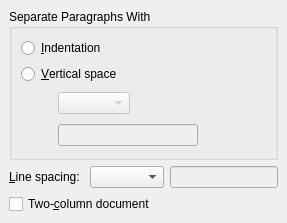
cburschka/lyx, file src/frontends/qt4/ui/TextLayoutUi.ui: the form before one commit.
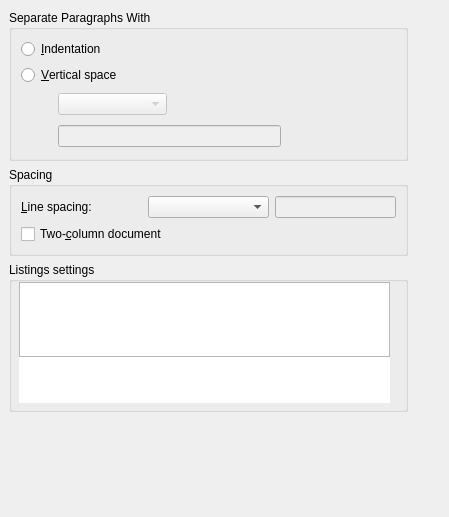
The form after the commit. Custom widgets are drawn as their Qt base class.

```diff
--- a/src/frontends/qt4/ui/TextLayoutUi.ui
+++ b/src/frontends/qt4/ui/TextLayoutUi.ui
@@ -8,61 +8,30 @@
    <rect>
     <x>0</x>
     <y>0</y>
-    <width>287</width>
-    <height>208</height>
+    <width>449</width>
+    <height>517</height>
    </rect>
   </property>
   <property name="windowTitle" >
    <string/>
   </property>
-  <layout class="QGridLayout" >
+  <widget class="QWidget" name="" >
+   <property name="geometry" >
+    <rect>
+     <x>9</x>
+     <y>10</y>
+     <width>399</width>
+     <height>511</height>
+    </rect>
+   </property>
+   <layout class="QVBoxLayout" >
    <property name="margin" >
-    <number>9</number>
+     <number>0</number>
    </property>
    <property name="spacing" >
     <number>6</number>
    </property>
-   <item row="1" column="2" >
-    <widget class="QLineEdit" name="lspacingLE" >
-     <property name="enabled" >
-      <bool>false</bool>
-     </property>
-     <property name="sizePolicy" >
-      <sizepolicy>
-       <hsizetype>1</hsizetype>
-       <vsizetype>0</vsizetype>
-       <horstretch>0</horstretch>
-       <verstretch>0</verstretch>
-      </sizepolicy>
-     </property>
-    </widget>
-   </item>
-   <item row="1" column="1" >
-    <widget class="QComboBox" name="lspacingCO" >
-     <property name="sizePolicy" >
-      <sizepolicy>
-       <hsizetype>5</hsizetype>
-       <vsizetype>0</vsizetype>
-       <horstretch>0</horstretch>
-       <verstretch>0</verstretch>
-      </sizepolicy>
-     </property>
-     <property name="duplicatesEnabled" >
-      <bool>false</bool>
-     </property>
-    </widget>
-   </item>
-   <item row="1" column="0" >
-    <widget class="QLabel" name="lspacingL" >
-     <property name="text" >
-      <string>&amp;Line spacing:</string>
-     </property>
-     <property name="buddy" >
-      <cstring>lspacingCO</cstring>
-     </property>
-    </widget>
-   </item>
-   <item row="0" column="0" colspan="3" >
+    <item>
     <widget class="QGroupBox" name="ButtonGroup6" >
      <property name="title" >
       <string>Separate Paragraphs With</string>
@@ -158,23 +127,77 @@
      </layout>
     </widget>
    </item>
-   <item row="3" column="0" colspan="3" >
-    <spacer>
-     <property name="orientation" >
-      <enum>Qt::Vertical</enum>
-     </property>
-     <property name="sizeType" >
-      <enum>QSizePolicy::Expanding</enum>
-     </property>
-     <property name="sizeHint" >
-      <size>
-       <width>20</width>
-       <height>20</height>
-      </size>
-     </property>
-    </spacer>
-   </item>
-   <item row="2" column="0" colspan="3" >
+    <item>
+     <widget class="QGroupBox" name="groupBox" >
+      <property name="title" >
+       <string>Spacing</string>
+      </property>
+      <layout class="QVBoxLayout" >
+       <property name="margin" >
+        <number>9</number>
+       </property>
+       <property name="spacing" >
+        <number>6</number>
+       </property>
+       <item>
+        <layout class="QVBoxLayout" >
+         <property name="margin" >
+          <number>0</number>
+         </property>
+         <property name="spacing" >
+          <number>6</number>
+         </property>
+         <item>
+          <layout class="QHBoxLayout" >
+           <property name="margin" >
+            <number>0</number>
+           </property>
+           <property name="spacing" >
+            <number>6</number>
+           </property>
+           <item>
+            <widget class="QLabel" name="lspacingL" >
+             <property name="text" >
+              <string>&amp;Line spacing:</string>
+             </property>
+             <property name="buddy" >
+              <cstring>lspacingCO</cstring>
+             </property>
+            </widget>
+           </item>
+           <item>
+            <widget class="QComboBox" name="lspacingCO" >
+             <property name="sizePolicy" >
+              <sizepolicy>
+               <hsizetype>5</hsizetype>
+               <vsizetype>0</vsizetype>
+               <horstretch>0</horstretch>
+               <verstretch>0</verstretch>
+              </sizepolicy>
+             </property>
+             <property name="duplicatesEnabled" >
+              <bool>false</bool>
+             </property>
+            </widget>
+           </item>
+           <item>
+            <widget class="QLineEdit" name="lspacingLE" >
+             <property name="enabled" >
+              <bool>false</bool>
+             </property>
+             <property name="sizePolicy" >
+              <sizepolicy>
+               <hsizetype>1</hsizetype>
+               <vsizetype>0</vsizetype>
+               <horstretch>0</horstretch>
+               <verstretch>0</verstretch>
+              </sizepolicy>
+             </property>
+            </widget>
+           </item>
+          </layout>
+         </item>
+         <item>
     <widget class="QCheckBox" name="twoColumnCB" >
      <property name="toolTip" >
       <string>Format text into two columns</string>
@@ -185,11 +208,107 @@
     </widget>
    </item>
   </layout>
- </widget>
- <pixmapfunction></pixmapfunction>
- <includes>
-  <include location="local" >qt_helpers.h</include>
- </includes>
+       </item>
+      </layout>
+     </widget>
+    </item>
+    <item>
+     <widget class="QGroupBox" name="listingsGB" >
+      <property name="sizePolicy" >
+       <sizepolicy>
+        <hsizetype>7</hsizetype>
+        <vsizetype>0</vsizetype>
+        <horstretch>0</horstretch>
+        <verstretch>0</verstretch>
+       </sizepolicy>
+      </property>
+      <property name="minimumSize" >
+       <size>
+        <width>0</width>
+        <height>150</height>
+       </size>
+      </property>
+      <property name="layoutDirection" >
+       <enum>Qt::LeftToRight</enum>
+      </property>
+      <property name="title" >
+       <string>Listings settings</string>
+      </property>
+      <widget class="QTextBrowser" name="listingsTB" >
+       <property name="geometry" >
+        <rect>
+         <x>10</x>
+         <y>70</y>
+         <width>371</width>
+         <height>71</height>
+        </rect>
+       </property>
+       <property name="sizePolicy" >
+        <sizepolicy>
+         <hsizetype>4</hsizetype>
+         <vsizetype>0</vsizetype>
+         <horstretch>0</horstretch>
+         <verstretch>0</verstretch>
+        </sizepolicy>
+       </property>
+       <property name="cursor" >
+        <cursor>14</cursor>
+       </property>
+       <property name="acceptDrops" >
+        <bool>false</bool>
+       </property>
+       <property name="frameShape" >
+        <enum>QFrame::NoFrame</enum>
+       </property>
+       <property name="frameShadow" >
+        <enum>QFrame::Plain</enum>
+       </property>
+       <property name="lineWidth" >
+        <number>0</number>
+       </property>
+       <property name="acceptRichText" >
+        <bool>false</bool>
+       </property>
+      </widget>
+      <widget class="QTextEdit" name="listingsED" >
+       <property name="geometry" >
+        <rect>
+         <x>10</x>
+         <y>20</y>
+         <width>371</width>
+         <height>75</height>
+        </rect>
+       </property>
+       <property name="sizePolicy" >
+        <sizepolicy>
+         <hsizetype>7</hsizetype>
+         <vsizetype>0</vsizetype>
+         <horstretch>0</horstretch>
+         <verstretch>0</verstretch>
+        </sizepolicy>
+       </property>
+      </widget>
+     </widget>
+    </item>
+    <item>
+     <spacer>
+      <property name="orientation" >
+       <enum>Qt::Vertical</enum>
+      </property>
+      <property name="sizeType" >
+       <enum>QSizePolicy::Expanding</enum>
+      </property>
+      <property name="sizeHint" >
+       <size>
+        <width>397</width>
+        <height>27</height>
+       </size>
+      </property>
+     </spacer>
+    </item>
+   </layout>
+  </widget>
+ </widget>
  <customwidgets>
   <customwidget>
    <class>LengthCombo</class>
```
Left out of the diff: 10 changed lines with no effect on the pictures. Lines whose indentation alone changed are shown as unchanged.
